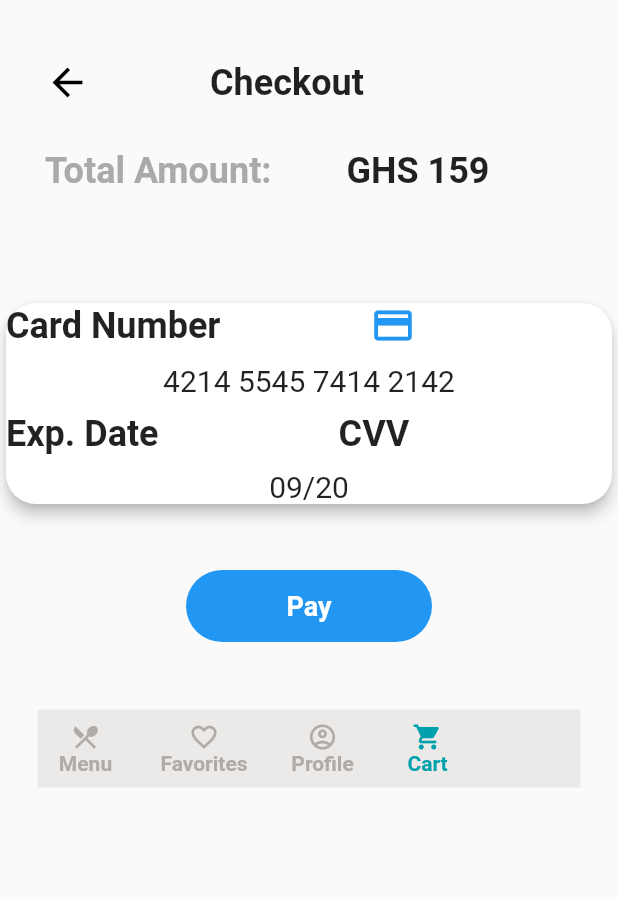
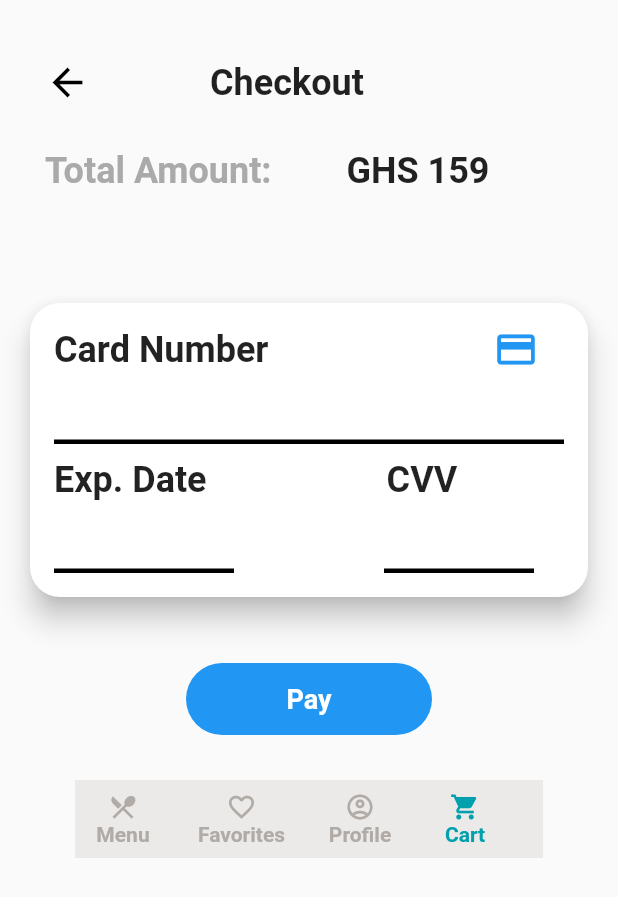
Before and after one commit to rich5k/fastfud_app, a Flutter app: the CheckoutPage screen opened directly, on a phone screen of 412 x 824 dp. Shown: the top 897 px of the screen. Run offline on Flutter 3.47's test engine with Material 2 defaults, Android fonts, the phone set to English and light mode, and no system bars; our stand-ins replace splashscreen.

Commit message:
setup splashscreen timer, added new moped icon and modified checkout page styles

```diff
--- a/lib/checkout.dart
+++ b/lib/checkout.dart
@@ -54,11 +54,15 @@ class CheckoutPage extends StatelessWidget{
             ],
           ),
           SizedBox(height: 70.0,),
-          Card(
-            elevation: 4.0,
+          Padding(
+            padding: const EdgeInsets.symmetric(horizontal: 16.0),
+            child: Card(
+              elevation: 8.0,
               shape: RoundedRectangleBorder(
                   borderRadius: BorderRadius.circular(20.0),
               ),
+              child: Padding(
+                padding: const EdgeInsets.all(16.0),
                 child: Column(
                   children: [
                     Row(
@@ -70,7 +74,7 @@ class CheckoutPage extends StatelessWidget{
                                 fontSize: 24
                             )
                         ),
-                    SizedBox(width: 100.0,),
+                        SizedBox(width: 150.0,),
                         Icon(
                           Icons.credit_card,
                           color: Colors.blue,
@@ -78,11 +82,15 @@ class CheckoutPage extends StatelessWidget{
                         ),
                       ],
                     ),
-                SizedBox(height: 10.0,),
-                Text('4214 5545 7414 2142',
-                    style: const TextStyle(
-                        fontSize: 20
-                    )),
+                    // SizedBox(height: 10.0,),
+                    TextField(
+                      decoration: InputDecoration(
+                        enabledBorder: UnderlineInputBorder( //<-- SEE HERE
+                          borderSide: BorderSide(
+                              width: 3, color: Colors.black),
+                        ),
+                      ),
+                    ),
                     SizedBox(height: 10.0,),
                     Row(
                       children: [
@@ -104,12 +112,37 @@ class CheckoutPage extends StatelessWidget{
 
                       ],
                     ),
-                SizedBox(height: 10.0,),
-                Text('09/20',
-                    style: const TextStyle(
-                        fontSize: 20
-                    )),
+                    // SizedBox(height: 10.0,),
+                    Row(
+                      children: [
+                        SizedBox(
+                          width: 120.0,
+                          child: TextField(
+                            decoration: InputDecoration(
+                              enabledBorder: UnderlineInputBorder( //<-- SEE HERE
+                                borderSide: BorderSide(
+                                    width: 3, color: Colors.black),
+                              ),
+                            ),
+                          ),
+                        ),
+                        SizedBox(width: 100.0,),
+                        SizedBox(
+                          width: 100.0,
+                          child: TextField(
+                            decoration: InputDecoration(
+                              enabledBorder: UnderlineInputBorder( //<-- SEE HERE
+                                borderSide: BorderSide(
+                                    width: 3, color: Colors.black),
+                              ),
+                            ),
+                          ),
+                        ),
                       ],
+                    )
+                  ],
+                ),
+              ),
             ),
           ),
           SizedBox(height: 40.0,),
@@ -140,9 +173,9 @@ class CheckoutPage extends StatelessWidget{
           Padding(
             padding: const EdgeInsets.all(10.0),
             child: ClipRRect(
-              borderRadius: BorderRadius.circular(40),
+              borderRadius: BorderRadius.circular(60.0),
               child: Padding(
-                padding: const EdgeInsets.all(15.0),
+                padding: const EdgeInsets.symmetric(horizontal: 40.0),
                 child: Container(
                   color: Color.fromRGBO(236, 234, 232, 1.0),
                   child: Row(
--- a/lib/login.dart
+++ b/lib/login.dart
@@ -15,7 +15,7 @@ class LoginPage extends StatelessWidget{
                 color: Color.fromRGBO(0, 160, 173, 1.0),
                 child: Column(
                   children: [
-                  Image.asset('images/bike_icon.png', height: 200.0, width: 200.0,),
+                  Image.asset('images/moped_icon.png', height: 200.0, width: 200.0,),
                     SizedBox(height: 10.0,),
                     Text(
                       'Fast Fud',
--- a/pubspec.yaml
+++ b/pubspec.yaml
@@ -38,6 +38,7 @@ dependencies:
   google_maps_flutter: ^2.1.7
   location: ^4.4.0
   flutter_svg: ^1.1.0
+  splashscreen: ^1.3.5
 
 dev_dependencies:
   flutter_test:
@@ -73,6 +74,7 @@ flutter:
     - images/bike_icon.png
     - images/profile pic.jpg
     - images/maps.jpg
+    - images/moped_icon.png
   #   - images/a_dot_ham.jpeg
 
   # An image asset can refer to one or more resolution-specific "variants", see
```
Also changed, not shown: lib/main.dart (+6 -12 lines), lib/start_page.dart (+10 -28 lines), images/moped_icon.png (added), pubspec.lock. Lines whose indentation alone changed are shown as unchanged.
